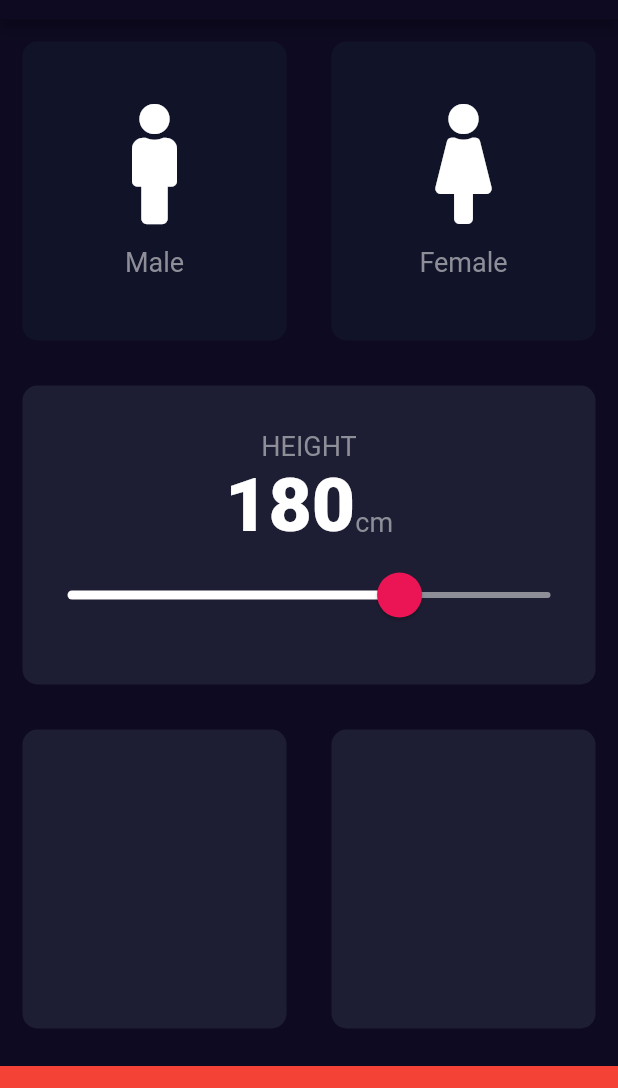
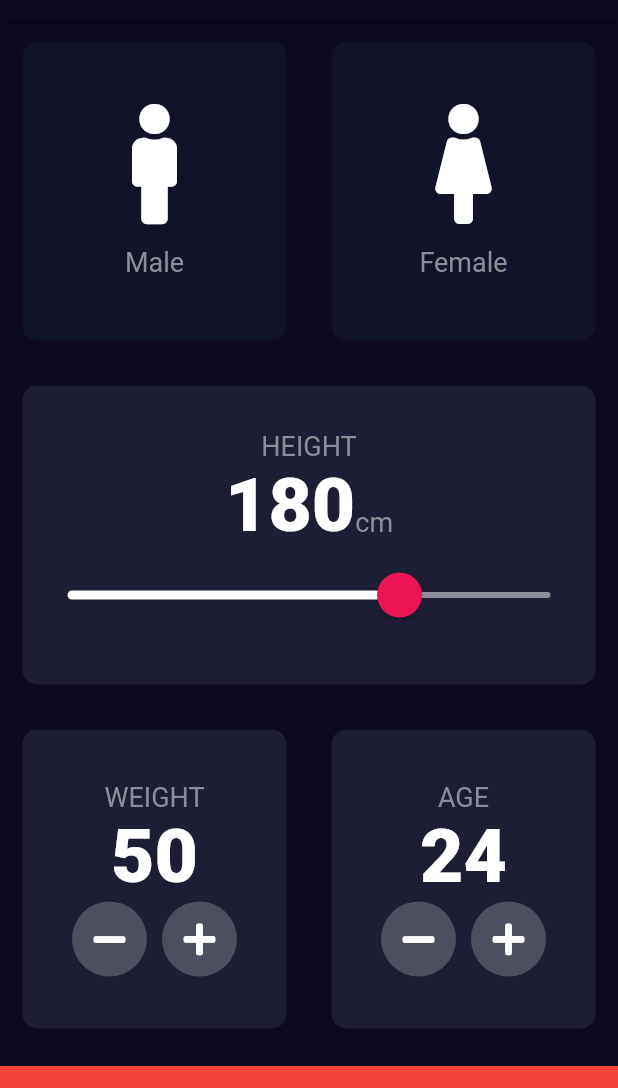
Before and after one commit to Mckenz31/Flutter_learning, a Flutter app: the screen it shows after launch, on a phone screen of 412 x 824 dp, the part 65-1153 px from its top. Run offline on Flutter 3.47's test engine with Material 2 defaults, Android fonts, the light colour scheme and no system bars; our stand-ins replace audioplayers, font_awesome_flutter, rflutter_alert.

Commit message:
feat: weight and age cards

```diff
--- a/bmi_calculator/lib/input_page.dart
+++ b/bmi_calculator/lib/input_page.dart
@@ -19,6 +19,8 @@ class _InputPageState extends State<InputPage> {
 
   Gender selectedGender;
   int height = 180;
+  int weight = 50;
+  int age = 24;
 
   @override
   Widget build(BuildContext context) {
@@ -120,11 +122,85 @@ class _InputPageState extends State<InputPage> {
                   Expanded(
                     child: UICard(
                       colour: kActiveExpandedWidgetColor,
+                      cardChild: Column(
+                        mainAxisAlignment: MainAxisAlignment.center,
+                        children: <Widget>[
+                          Text(
+                            'WEIGHT',
+                            style: kLabelStyle,
+                          ),
+                          Text(
+                            weight.toString(),
+                            style: kNumberLabelStyle,
+                          ),
+                          Row(
+                            mainAxisAlignment: MainAxisAlignment.center,
+                            children: [
+                              RoundIconWidget(
+                                iconSign: FontAwesomeIcons.minus,
+                                updateWeightOnPress: (){
+                                  setState(() {
+                                    weight--;
+                                  });
+                                },
+                              ),
+                              SizedBox(
+                                  width: 10.0,
+                              ),
+                              RoundIconWidget(
+                                iconSign: FontAwesomeIcons.plus,
+                                updateWeightOnPress: (){
+                                  setState(() {
+                                    weight++;
+                                  });
+                                },
+                              ),
+                            ],
+                          ),
+                        ],
+                      ),
                     ),
                   ),
                   Expanded(
                     child: UICard(
                       colour: kActiveExpandedWidgetColor,
+                      cardChild: Column(
+                        mainAxisAlignment: MainAxisAlignment.center,
+                        children: <Widget>[
+                          Text(
+                            'AGE',
+                            style: kLabelStyle,
+                          ),
+                          Text(
+                            age.toString(),
+                            style: kNumberLabelStyle,
+                          ),
+                          Row(
+                            mainAxisAlignment: MainAxisAlignment.center,
+                            children: [
+                              RoundIconWidget(
+                                iconSign: FontAwesomeIcons.minus,
+                                updateWeightOnPress: (){
+                                  setState(() {
+                                    age--;
+                                  });
+                                },
+                              ),
+                              SizedBox(
+                                width: 10.0,
+                              ),
+                              RoundIconWidget(
+                                iconSign: FontAwesomeIcons.plus,
+                                updateWeightOnPress: (){
+                                  setState(() {
+                                    age++;
+                                  });
+                                },
+                              ),
+                            ],
+                          ),
+                        ],
+                      ),
                     ),
                   ),
                 ],
@@ -142,3 +218,26 @@ class _InputPageState extends State<InputPage> {
     );
   }
 }
+
+class RoundIconWidget extends StatelessWidget {
+
+  RoundIconWidget({@required this.iconSign, @required this.updateWeightOnPress});
+
+  final IconData iconSign;
+  final Function updateWeightOnPress;
+
+  @override
+  Widget build(BuildContext context) {
+    return RawMaterialButton(
+      elevation: 0.0,
+      onPressed: updateWeightOnPress,
+      shape: CircleBorder(),
+      child: Icon(iconSign),
+      constraints: BoxConstraints.tightFor(
+        width: 50.0,
+        height: 50.0
+      ),
+      fillColor: Color(0xFF4C4F5E),
+    );
+  }
+}
```
